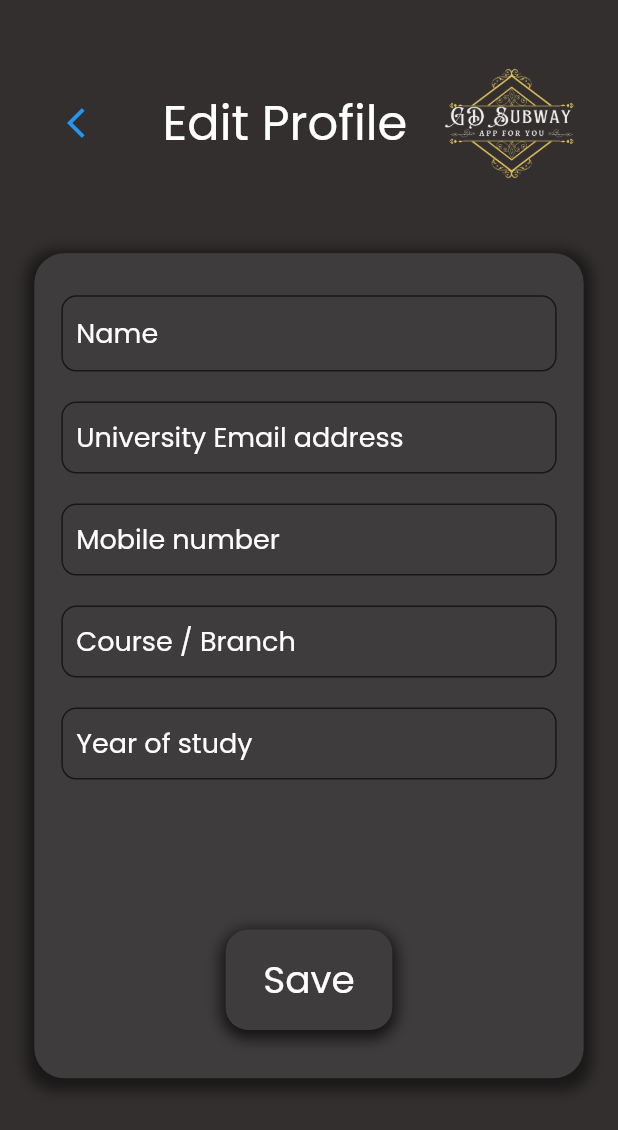
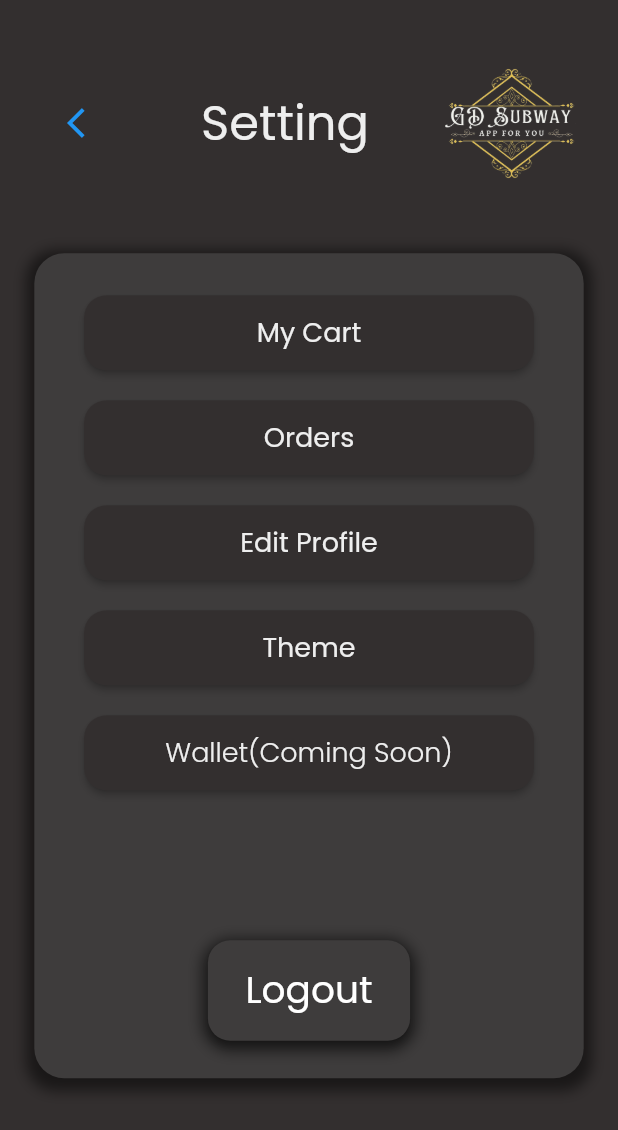
Before and after one commit to shivansh22agra/FoodDrawer, a Flutter app: the ProfileScreen screen opened by its route, after a tap on the "arrow back ios" icon, on a phone screen of 412 x 824 dp. Shown: the top 1130 px of the screen. Run offline on Flutter 3.47's test engine with Material 2 defaults, Android fonts, the light colour scheme and no system bars; our stand-ins replace flutter_rating_bar, flutter_screenutil, google_fonts, rive; network calls fail.

Commit message:
settings icons update

```diff
--- a/lib/customPageView.dart
+++ b/lib/customPageView.dart
@@ -6,6 +6,7 @@ import 'package:fooddrawer_app/screens/cart_page.dart';
 import 'package:fooddrawer_app/screens/home_page.dart';
 import 'package:fooddrawer_app/screens/profile_page.dart';
 import 'package:fooddrawer_app/screens/search_page.dart';
+import 'package:fooddrawer_app/setting_screen.dart';
 import 'package:rive/rive.dart';
 
 class CustomPageView extends StatefulWidget {
@@ -30,12 +31,8 @@ class _CustomPageViewState extends State<CustomPageView> {
         artboard: "DASHBOARD",
         stateMachineName: "State Machine 1",
         title: "Dashboard"),
-
+    Rive(artboard: "RULES", stateMachineName: "State Machine 1", title: "USER"),
     Rive(
-        artboard: "RULES",
-        stateMachineName: "State Machine 1",
-        title: "USER"),
-         Rive(
         artboard: "SETTINGS",
         stateMachineName: "SETTINGS_Interactivity",
         title: "SETTINGS"),
@@ -53,7 +50,7 @@ class _CustomPageViewState extends State<CustomPageView> {
               HomeScreen(),
               SearchScreen(),
               CartScreen(),
-              ProfileScreen()
+              setting_screen()
             ],
           ),
           Positioned(
--- a/lib/main.dart
+++ b/lib/main.dart
@@ -8,6 +8,7 @@ import 'package:fooddrawer_app/screens/menu_screen.dart';
 import 'package:fooddrawer_app/screens/profile_page.dart';
 import 'package:fooddrawer_app/screens/spash_screen1.dart';
 import 'package:fooddrawer_app/screens/splash_screen.dart';
+import 'package:fooddrawer_app/setting_screen.dart';
 
 void main() {
   runApp(const MyApp());
@@ -28,14 +29,15 @@ class MyApp extends StatelessWidget {
               debugShowCheckedModeBanner: false,
               initialRoute: SplashScreen.id,
               routes: {
-                FoodScreen.id:(context)=>FoodScreen(),
-                MenuScreen.id:(context)=>MenuScreen(),
+                FoodScreen.id: (context) => FoodScreen(),
+                MenuScreen.id: (context) => MenuScreen(),
                 LoginScreen.id: (context) => LoginScreen(),
                 SplashScreen.id: (context) => SplashScreen(),
                 CustomPageView.id: (context) => CustomPageView(),
                 HomeScreen.id: (context) => HomeScreen(),
                 SplashScreen1.id: (context) => SplashScreen1(),
-                ProfileScreen.id: (context) => ProfileScreen()
+                ProfileScreen.id: (context) => ProfileScreen(),
+                setting_screen.id: (context) => setting_screen()
               },
             ));
   }
--- a/lib/screens/profile_page.dart
+++ b/lib/screens/profile_page.dart
@@ -1,5 +1,7 @@
 import 'package:flutter/material.dart';
 import 'package:flutter_screenutil/flutter_screenutil.dart';
+import 'package:fooddrawer_app/screens/home_page.dart';
+import 'package:fooddrawer_app/setting_screen.dart';
 import 'package:google_fonts/google_fonts.dart';
 
 import '../customPageView.dart';
@@ -26,7 +28,13 @@ class ProfileScreen extends StatelessWidget {
                 mainAxisAlignment: MainAxisAlignment.spaceBetween,
                 children: [
                   TextButton.icon(
-                    onPressed: () {},
+                    onPressed: () {
+                      Navigator.of(context).pushReplacement(
+                        MaterialPageRoute(
+                          builder: (BuildContext context) => setting_screen(),
+                        ),
+                      );
+                    },
                     icon: Icon(Icons.arrow_back_ios_sharp),
                     label: Text(''),
                   ),
--- /dev/null
+++ b/lib/setting_screen.dart
@@ -0,0 +1,248 @@
+import 'package:flutter/material.dart';
+
+// import 'package:flutter/material.dart';
+import 'package:flutter_screenutil/flutter_screenutil.dart';
+import 'package:fooddrawer_app/constants.dart';
+import 'package:fooddrawer_app/screens/profile_page.dart';
+import 'package:google_fonts/google_fonts.dart';
+
+import '../customPageView.dart';
+
+// ignore: camel_case_types
+class setting_screen extends StatelessWidget {
+  static String id = "/setting_screen";
+  const setting_screen({super.key});
+
+  @override
+  Widget build(BuildContext context) {
+    return Scaffold(
+      backgroundColor: const Color(0xFF332F2F),
+      body: Container(
+        margin: EdgeInsets.symmetric(horizontal: 20.w),
+        decoration: BoxDecoration(borderRadius: BorderRadius.circular(15)),
+        child: SingleChildScrollView(
+          child: Column(
+            children: [
+              SizedBox(
+                height: 30.h,
+              ),
+              Row(
+                crossAxisAlignment: CrossAxisAlignment.center,
+                mainAxisAlignment: MainAxisAlignment.spaceBetween,
+                children: [
+                  TextButton.icon(
+                    onPressed: () {
+                      Navigator.of(context).pushReplacement(
+                        MaterialPageRoute(
+                          builder: (BuildContext context) => CustomPageView(),
+                        ),
+                      );
+                    },
+                    icon: Icon(
+                      Icons.arrow_back_ios_sharp,
+                    ),
+                    label: Text(''),
+                  ),
+                  Text(
+                    "Setting",
+                    style: GoogleFonts.poppins(
+                      fontWeight: FontWeight.w400,
+                      fontSize: 32,
+                      color: const Color(0xFFEEEEEE),
+                    ),
+                  ),
+                  // SizedBox(
+                  //   width: 30,
+                  // ),
+                  Image.asset(
+                    'assets/images/logoo.png',
+                    height: 93,
+                    width: 96,
+                  ),
+                ],
+              ),
+              SizedBox(
+                height: 40,
+              ),
+              Container(
+                decoration: BoxDecoration(
+                    boxShadow: [
+                      BoxShadow(
+                        color: Colors.black.withOpacity(0.5),
+                        spreadRadius: 5,
+                        blurRadius: 7,
+                        offset:
+                            const Offset(0, 3), // changes position of shadow
+                      ),
+                    ],
+                    borderRadius: BorderRadius.circular(20),
+                    color: Color(0xFF3E3c3c)),
+                height: 550,
+                width: 450,
+                child: Padding(
+                  padding: const EdgeInsets.all(18.0),
+                  child: Column(
+                    children: [
+                      SizedBox(
+                        height: 10,
+                      ),
+                      MaterialButton(
+                        color: Color(0xFF332F2F),
+                        shape: RoundedRectangleBorder(
+                          borderRadius: BorderRadius.circular(15),
+                        ),
+                        child: Text(
+                          "My Cart",
+                          style: GoogleFonts.poppins(
+                            fontWeight: FontWeight.w400,
+                            fontSize: 18,
+                            color: const Color(0xFFEEEEEE),
+                          ),
+                        ),
+                        height: 50,
+                        minWidth: 300,
+                        onPressed: () {},
+                      ),
+                      const SizedBox(
+                        height: 20,
+                      ),
+                      MaterialButton(
+                        color: Color(0xFF332F2F),
+                        shape: RoundedRectangleBorder(
+                          borderRadius: BorderRadius.circular(15),
+                        ),
+                        child: Text(
+                          "Orders",
+                          style: GoogleFonts.poppins(
+                            fontWeight: FontWeight.w400,
+                            fontSize: 18,
+                            color: const Color(0xFFEEEEEE),
+                          ),
+                        ),
+                        height: 50,
+                        minWidth: 300,
+                        onPressed: () {},
+                      ),
+                      SizedBox(
+                        height: 20,
+                      ),
+                      MaterialButton(
+                        color: Color(0xFF332F2F),
+                        shape: RoundedRectangleBorder(
+                          borderRadius: BorderRadius.circular(15),
+                        ),
+                        child: Text(
+                          "Edit Profile",
+                          style: GoogleFonts.poppins(
+                            fontWeight: FontWeight.w400,
+                            fontSize: 18,
+                            color: const Color(0xFFEEEEEE),
+                          ),
+                        ),
+                        height: 50,
+                        minWidth: 300,
+                        onPressed: () {
+                          Navigator.of(context).pushReplacement(
+                            MaterialPageRoute(
+                              builder: (BuildContext context) =>
+                                  const ProfileScreen(),
+                            ),
+                          );
+                        },
+                      ),
+                      SizedBox(
+                        height: 20,
+                      ),
+                      MaterialButton(
+                        color: Color(0xFF332F2F),
+                        shape: RoundedRectangleBorder(
+                          borderRadius: BorderRadius.circular(15),
+                        ),
+                        child: Text(
+                          "Theme",
+                          style: GoogleFonts.poppins(
+                            fontWeight: FontWeight.w400,
+                            fontSize: 18,
+                            color: const Color(0xFFEEEEEE),
+                          ),
+                        ),
+                        height: 50,
+                        minWidth: 300,
+                        onPressed: () {},
+                      ),
+                      SizedBox(
+                        height: 20,
+                      ),
+                      MaterialButton(
+                        color: Color(0xFF332F2F),
+                        shape: RoundedRectangleBorder(
+                          borderRadius: BorderRadius.circular(15),
+                        ),
+                        child: Text(
+                          "Wallet(Coming Soon)",
+                          style: GoogleFonts.poppins(
+                            fontWeight: FontWeight.w300,
+                            fontSize: 18,
+                            color: const Color(0xFFEEEEEE),
+                          ),
+                        ),
+                        height: 50,
+                        minWidth: 300,
+                        onPressed: () {},
+                      ),
+                      SizedBox(
+                        height: 100,
+                      ),
+                      Container(
+                        decoration: BoxDecoration(
+                          boxShadow: [
+                            BoxShadow(
+                              color: Colors.black.withOpacity(0.5),
+                              spreadRadius: 4,
+                              blurRadius: 7,
+                              offset: const Offset(
+                                  0, 3), // changes position of shadow
+                            ),
+                          ],
+                          borderRadius: BorderRadius.circular(20),
+                        ),
+                        child: MaterialButton(
+                          color: Color(0xFF3E3C3C),
+                          onPressed: () {
+                            Navigator.of(context).pushReplacement(
+                              MaterialPageRoute(
+                                builder: (BuildContext context) =>
+                                    CustomPageView(),
+                              ),
+                            );
+                          },
+                          shape: RoundedRectangleBorder(
+                            borderRadius: BorderRadius.circular(15),
+                          ),
+                          padding: const EdgeInsets.symmetric(
+                              horizontal: 10, vertical: 5),
+                          child: Padding(
+                            padding: const EdgeInsets.symmetric(
+                                horizontal: 15, vertical: 10),
+                            child: Text(
+                              "Logout",
+                              style: GoogleFonts.poppins(
+                                fontWeight: FontWeight.w400,
+                                fontSize: 25,
+                                color: Colors.white,
+                              ),
+                            ),
+                          ),
+                        ),
+                      ),
+                    ],
+                  ),
+                ),
+              ),
+            ],
+          ),
+        ),
+      ),
+    );
+  }
+}
```
